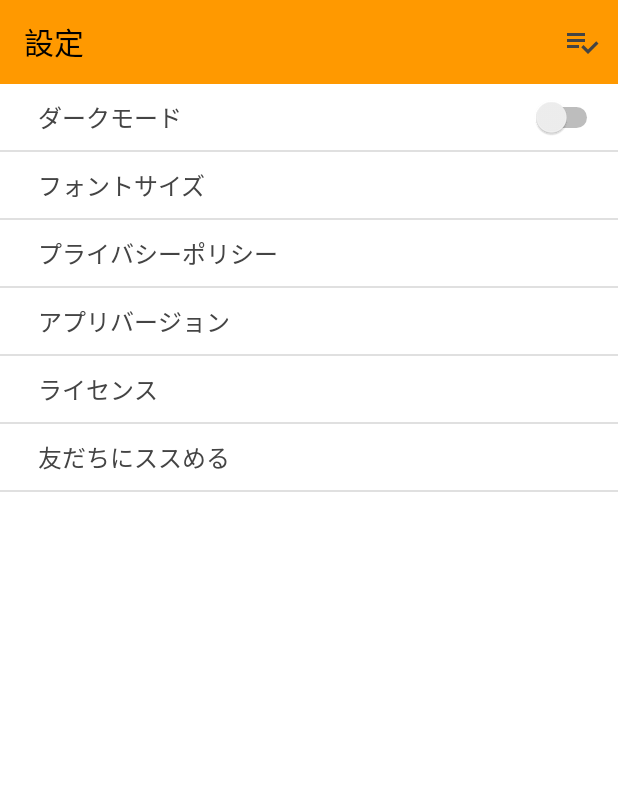
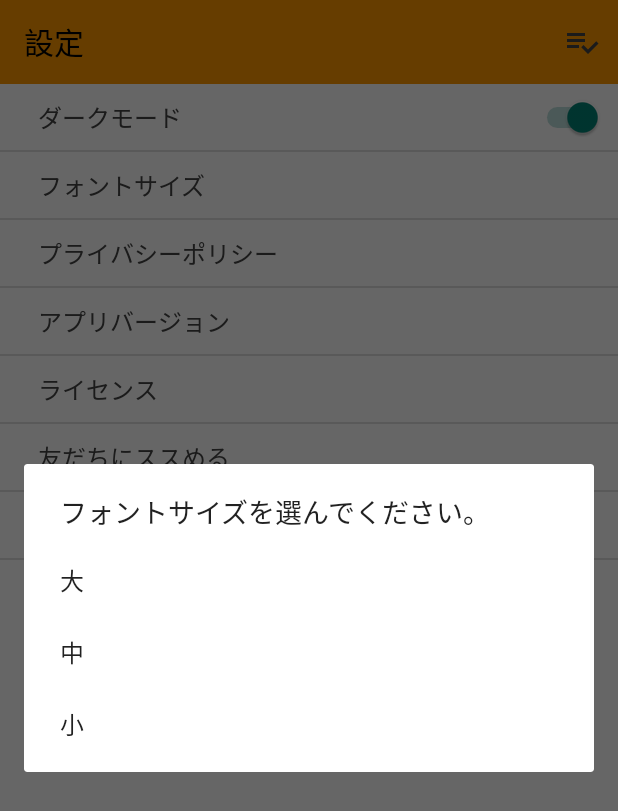
Before and after one commit to yuutarou22/AwsClfLearning, an Android app: the fragment SettingsFragment placed in its activity, after a tap on "フォントサイズ", on a phone screen of 412 x 824 dp. Shown: the top 811 px of the screen. Run offline under Robolectric (Android 15) with nearby library versions, the light colour scheme and no system bars; our stand-ins replace AdMob; 2 other taps on this screen came first.

Commit message:
設定画面の色々実装。設計がちょっとイケてない気がする。要リファクタリング。

```diff
--- a/app/src/main/AndroidManifest.xml
+++ b/app/src/main/AndroidManifest.xml
@@ -12,8 +12,11 @@
         <activity android:name=".MainActivity">
             <intent-filter>
                 <action android:name="android.intent.action.MAIN" />
-
                 <category android:name="android.intent.category.LAUNCHER" />
+                <!-- 設定画面のShare用-->
+                <action android:name="android.intent.action.SEND" />
+                <category android:name="android.intent.category.DEFAULT" />
+                <data android:mimeType="text/plain" />
             </intent-filter>
         </activity>
         <!-- AdMobのアプリ識別ID-->
--- a/app/src/main/java/com/example/awsclflearning/Adapter/SettingContentAdapter.kt
+++ b/app/src/main/java/com/example/awsclflearning/Adapter/SettingContentAdapter.kt
@@ -30,10 +30,14 @@ class SettingContentAdapter(val _context: Context?, val _inflater: LayoutInflate
         var convertedView = _convertView
         convertedView = _inflater.inflate(R.layout.list_item_settings, parent, false)
         convertedView.setting_title.text = _list.get(position)
-        if (position==0) {
+        if (position == 0) {
             convertedView.setting_switch.visibility = View.VISIBLE
             convertedView.setting_switch.isChecked = sp.getDarkMode()
             setupDarkModeSwitch(convertedView)
+        }
+        if (position == 3) {
+            convertedView.setting_app_version.visibility = View.VISIBLE
+            convertedView.setting_app_version.text = _context?.packageManager?.getPackageInfo(_context?.packageName, 0)?.versionName
         }
         return convertedView
     }
@@ -44,12 +48,10 @@ class SettingContentAdapter(val _context: Context?, val _inflater: LayoutInflate
                 Toast.makeText(this._context, "ダークモードを ONにしました", Toast.LENGTH_SHORT).show()
                 sp.setDarkMode(isChecked)
                 _context?.setTheme(R.style.MainTheme_Dark)
-                convertedView.invalidate()
             } else {
                 Toast.makeText(this._context, "ダークモードを OFFにしました", Toast.LENGTH_SHORT).show()
                 sp.setDarkMode(isChecked)
                 _context?.setTheme(R.style.MainTheme_Default)
-                convertedView.invalidate()
             }
         }
     }
--- /dev/null
+++ b/app/src/main/java/com/example/awsclflearning/Fragment/SettingsDialogFragment.kt
@@ -0,0 +1,40 @@
+package com.example.awsclflearning.Fragment
+
+import android.app.AlertDialog
+import android.app.Dialog
+import android.content.DialogInterface
+import android.content.Intent
+import android.os.Bundle
+import android.util.Log
+import androidx.fragment.app.DialogFragment
+
+class SettingsDialogFragment(val _message: String, val _array: Int, val _tag: String): DialogFragment() {
+
+    override fun onCreateDialog(savedInstanceState: Bundle?): Dialog {
+        return activity.let {
+            val builder = AlertDialog.Builder(context)
+            builder.setTitle(_message)
+                .setItems(_array, DialogInterface.OnClickListener{ dialog, which ->
+                    if (_tag.equals("Font")) {
+                        setFontSize(which)
+                    }
+                })
+            builder.create()
+        }
+    }
+
+    fun setFontSize(position: Int) {
+        when (position) {
+            0 -> {
+                Log.d("TESTEST", "Font 大")
+            }
+            1 -> {
+                Log.d("TESTEST", "Font 中")
+            }
+            2 -> {
+                Log.d("TESTEST", "Font 小")
+            }
+            else -> {}
+        }
+    }
+}
--- a/app/src/main/java/com/example/awsclflearning/Fragment/SettingsFragment.kt
+++ b/app/src/main/java/com/example/awsclflearning/Fragment/SettingsFragment.kt
@@ -1,6 +1,7 @@
 package com.example.awsclflearning.Fragment
 
 import android.content.Context
+import android.content.Intent
 import android.os.Bundle
 import android.util.Log
 import android.view.LayoutInflater
@@ -11,9 +12,12 @@ import android.view.View
 import android.view.ViewGroup
 import android.widget.AdapterView
 import android.widget.AdapterView.OnItemClickListener
+import android.widget.Toast
 import com.example.awsclflearning.Adapter.SettingContentAdapter
 import com.example.awsclflearning.R
+import com.example.awsclflearning.Util.SharedPreferencesEditor
 import kotlinx.android.synthetic.main.fragment_settings.*
+import kotlinx.android.synthetic.main.list_item_settings.*
 
 class SettingsFragment : BaseFragment(), OnItemClickListener {
     override fun onCreate(savedInstanceState: Bundle?) {
@@ -52,7 +56,7 @@ class SettingsFragment : BaseFragment(), OnItemClickListener {
     }
 
     fun setupListView() {
-        val settingContentsList = listOf<String>("ダークモード", "フォントサイズ", "プライバシーポリシー", "アプリバージョン", "ライセンス", "友だちにススめる")
+        val settingContentsList = listOf<String>("ダークモード", "フォントサイズ", "プライバシーポリシー", "アプリバージョン", "ライセンス", "友だちにススめる", "レビューを書く")
         var settingAdapter = SettingContentAdapter(context, context!!.getSystemService(Context.LAYOUT_INFLATER_SERVICE) as LayoutInflater, settingContentsList)
         settings_list_view.adapter = settingAdapter
         settings_list_view.onItemClickListener = this
@@ -60,5 +64,48 @@ class SettingsFragment : BaseFragment(), OnItemClickListener {
 
     override fun onItemClick(parent: AdapterView<*>?, view: View?, position: Int, id: Long) {
         Log.d("TESTEST", "SettingFragment position: ${position}")
+
+        when (position) {
+            0 -> {
+                var sp = SharedPreferencesEditor(context!!, "Settings")
+                if (setting_switch.isChecked) {
+                    Toast.makeText(context, "ダークモードを OFFにしました", Toast.LENGTH_SHORT).show()
+                    setting_switch.isChecked = false
+                    sp.setDarkMode(false)
+                    context!!.setTheme(R.style.MainTheme_Default)
+                } else {
+                    Toast.makeText(context, "ダークモードを ONにしました", Toast.LENGTH_SHORT).show()
+                    setting_switch.isChecked = true
+                    sp.setDarkMode(true)
+                    context!!.setTheme(R.style.MainTheme_Dark)
+                }
+            }
+            1 -> {
+                // フォントサイズ
+                val dialog = SettingsDialogFragment("フォントサイズを選んでください。", R.array.settings_font_size, "Font")
+                dialog.show(fragmentManager!!, "Settings")
+            }
+            2 -> {
+                // プライバシーポリシー
+            }
+            3 -> {
+                // アプリバージョン
+            }
+            4 -> {
+                // ライセンス
+            }
+            5 -> {
+                // 友だちにすすめる
+                chooseShare()
+            }
+            else -> {}
+        }
+    }
+
+    fun chooseShare() {
+        var intent = Intent(Intent.ACTION_SEND)
+        intent.setType("text/plain")
+        intent.putExtra(Intent.EXTRA_TEXT, "共有テストテストテスト https://jp.techcrunch.com/2021/04/13/2021-04-12-twitter-to-set-up-its-first-african-presence-in-ghana/")
+        startActivity(Intent.createChooser(intent, "共有方法を選んでください。"))
     }
 }
--- a/app/src/main/res/layout/fragment_learning_detail_contents.xml
+++ b/app/src/main/res/layout/fragment_learning_detail_contents.xml
@@ -28,7 +28,7 @@
                 android:layout_height="wrap_content"
                 android:layout_marginBottom="10dp"
                 android:text="title"
-                android:textColor="@color/dark_gray"
+                android:textColor="?attr/customTextColor"
                 android:textSize="28sp"
                 app:layout_constraintStart_toStartOf="parent"
                 app:layout_constraintTop_toTopOf="parent" />
@@ -38,7 +38,7 @@
                 android:layout_width="match_parent"
                 android:layout_height="wrap_content"
                 android:text="content"
-                android:textColor="@color/dark_gray"
+                android:textColor="?attr/customTextColor"
                 android:textSize="12sp"
                 app:layout_constraintStart_toStartOf="parent"
                 app:layout_constraintTop_toBottomOf="@+id/learning_title" />
--- a/app/src/main/res/layout/list_item_settings.xml
+++ b/app/src/main/res/layout/list_item_settings.xml
@@ -24,11 +24,22 @@
         android:layout_width="wrap_content"
         android:layout_height="wrap_content"
         android:layout_marginEnd="10dp"
+        android:focusable="false"
+        android:focusableInTouchMode="false"
+        android:visibility="gone"
         app:layout_constraintBottom_toBottomOf="parent"
         app:layout_constraintEnd_toEndOf="parent"
-        app:layout_constraintTop_toTopOf="parent"
-        android:focusableInTouchMode="false"
-        android:focusable="false"
-        android:visibility="gone"/>
+        app:layout_constraintTop_toTopOf="parent" />
+
+    <TextView
+        android:id="@+id/setting_app_version"
+        android:layout_width="wrap_content"
+        android:layout_height="wrap_content"
+        android:layout_marginEnd="20dp"
+        android:textColor="?attr/customTextColor"
+        android:visibility="gone"
+        app:layout_constraintBottom_toBottomOf="parent"
+        app:layout_constraintEnd_toEndOf="parent"
+        app:layout_constraintTop_toTopOf="parent" />
 
 </androidx.constraintlayout.widget.ConstraintLayout>
--- /dev/null
+++ b/app/src/main/res/values/arrays.xml
@@ -0,0 +1,8 @@
+<?xml version="1.0" encoding="utf-8"?>
+<resources>
+    <array name="settings_font_size">
+        <item>@string/settings_font_size_big</item>
+        <item>@string/settings_font_size_mid</item>
+        <item>@string/settings_font_size_small</item>
+    </array>
+</resources>
--- a/app/src/main/res/values/strings.xml
+++ b/app/src/main/res/values/strings.xml
@@ -5,4 +5,9 @@
     <string name="title_fragment_learning">AWS学習</string>
     <string name="title_fragment_settings">設定</string>
     <string name="ramdom_daily_question_title">今日の1問1答</string>
+
+    <!-- 設定画面 -->
+    <string name="settings_font_size_big">大</string>
+    <string name="settings_font_size_mid">中</string>
+    <string name="settings_font_size_small">小</string>
 </resources>
```
